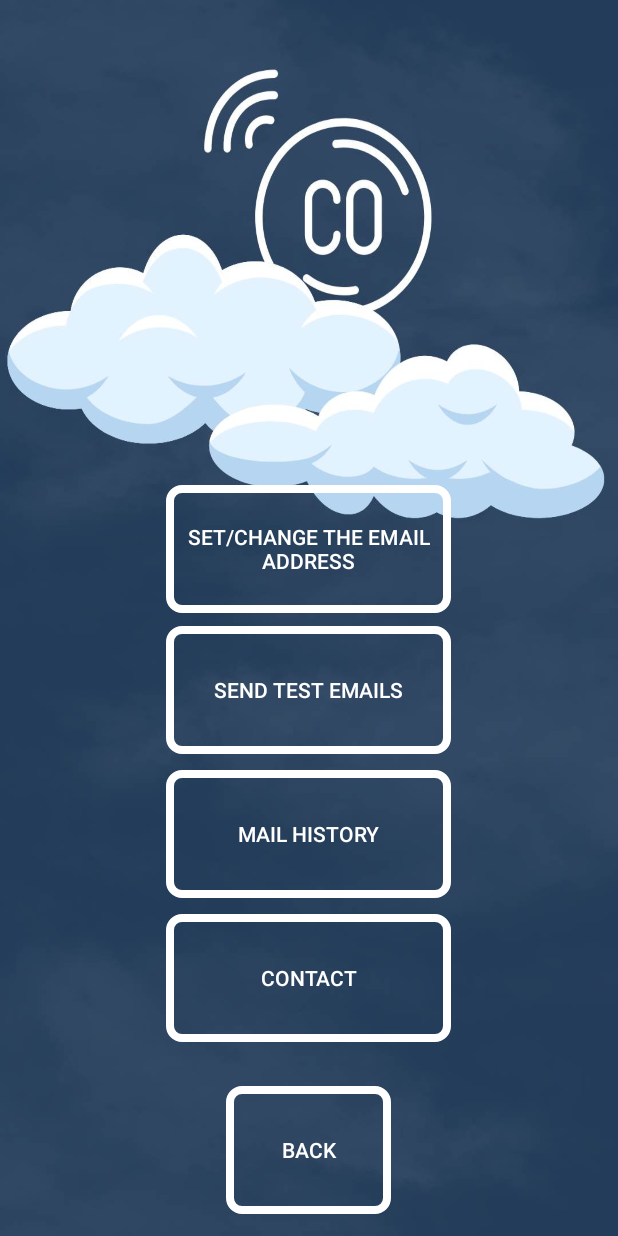
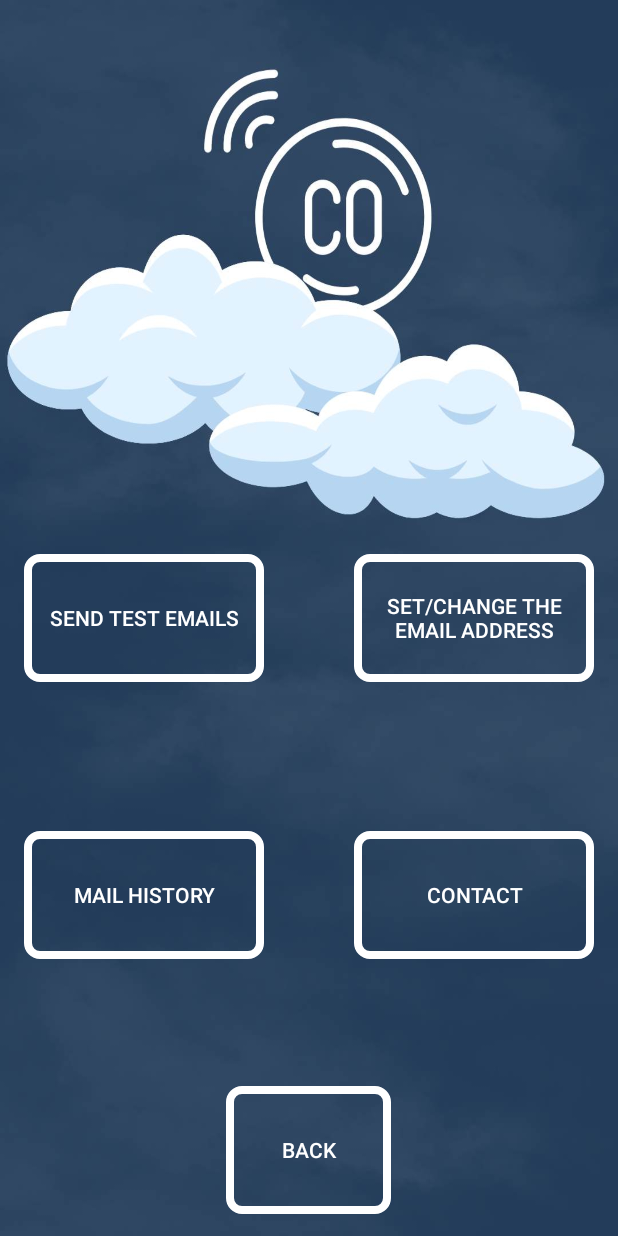
Before and after one commit to borapaul/AndroidApp, an Android app: the Settings screen opened directly, with no data from a screen before it, on a phone screen of 412 x 824 dp. Run offline under Robolectric (Android 15) with nearby library versions, the phone set to English and light mode, and no system bars; network calls fail.

Commit message:
Adjusting UI

```diff
--- a/app/src/main/java/com/example/borapaulco2mobileapp/SenzorValueActivity.java
+++ b/app/src/main/java/com/example/borapaulco2mobileapp/SenzorValueActivity.java
@@ -245,6 +245,7 @@ public class SenzorValueActivity extends AppCompatActivity {
             intent.putExtra(String.valueOf(i), dataTableDetailsList.get(i));
         }
         startActivity(intent);
+        finish();
     }
 
     private void getRequest(String url) {
--- a/app/src/main/java/com/example/borapaulco2mobileapp/Settings.java
+++ b/app/src/main/java/com/example/borapaulco2mobileapp/Settings.java
@@ -36,7 +36,7 @@ public class Settings extends AppCompatActivity {
 
         mSendTestEmailsButton = findViewById(R.id.sendEmailTest);
         mSetMailsDetails = findViewById(R.id.addNewAddress);
-        mSetThreshold = findViewById(R.id.setThresholdButton);
+        mSetThreshold = findViewById(R.id.mailHistory);
         mContactButton = findViewById(R.id.contactButton);
 
         Intent intent = getIntent();
--- a/app/src/main/res/layout/activity_settings.xml
+++ b/app/src/main/res/layout/activity_settings.xml
@@ -25,65 +25,59 @@
     <Button
         android:id="@+id/addNewAddress"
         style="@style/Widget.AppCompat.Button.Colored"
-        android:layout_width="190dp"
+        android:layout_width="160dp"
         android:layout_height="85dp"
         android:background="@drawable/button_drawable"
         android:text="@string/changeEmailAddress"
-        android:layout_marginTop="10dp"
         android:textColor="@color/white"
-        app:layout_constraintBottom_toTopOf="@+id/sendEmailTest"
+        app:layout_constraintBottom_toBottomOf="parent"
         app:layout_constraintEnd_toEndOf="parent"
-        app:layout_constraintHorizontal_bias="0.497"
+        app:layout_constraintHorizontal_bias="0.936"
         app:layout_constraintStart_toStartOf="parent"
-        app:layout_constraintTop_toTopOf="parent"
-        app:layout_constraintVertical_bias="0.974" />
+        app:layout_constraintTop_toTopOf="parent" />
 
     <Button
-        android:id="@+id/setThresholdButton"
+        android:id="@+id/mailHistory"
         style="@style/Widget.AppCompat.Button.Colored"
-        android:layout_width="190dp"
+        android:layout_width="160dp"
         android:layout_height="85dp"
         android:background="@drawable/button_drawable"
         android:text="@string/history"
-        android:layout_marginTop="10dp"
         android:textColor="@color/white"
-        app:layout_constraintBottom_toTopOf="@+id/contactButton"
+        app:layout_constraintBottom_toBottomOf="parent"
         app:layout_constraintEnd_toEndOf="parent"
-        app:layout_constraintHorizontal_bias="0.497"
+        app:layout_constraintHorizontal_bias="0.063"
         app:layout_constraintStart_toStartOf="parent"
-        app:layout_constraintTop_toTopOf="parent"
-        app:layout_constraintVertical_bias="0.979" />
+        app:layout_constraintTop_toBottomOf="@+id/sendEmailTest"
+        app:layout_constraintVertical_bias="0.349" />
 
     <Button
         android:id="@+id/contactButton"
         style="@style/Widget.AppCompat.Button.Colored"
-        android:layout_width="190dp"
+        android:layout_width="160dp"
         android:layout_height="85dp"
-        android:layout_marginBottom="25dp"
         android:background="@drawable/button_drawable"
         android:text="@string/contact"
         android:textColor="@color/white"
-        app:layout_constraintBottom_toTopOf="@+id/backButton"
+        app:layout_constraintBottom_toBottomOf="parent"
         app:layout_constraintEnd_toEndOf="parent"
-        app:layout_constraintHorizontal_bias="0.497"
+        app:layout_constraintHorizontal_bias="0.936"
         app:layout_constraintStart_toStartOf="parent"
-        app:layout_constraintTop_toTopOf="parent"
-        app:layout_constraintVertical_bias="0.994" />
+        app:layout_constraintTop_toBottomOf="@+id/addNewAddress"
+        app:layout_constraintVertical_bias="0.349" />
 
     <Button
         android:id="@+id/sendEmailTest"
         style="@style/Widget.AppCompat.Button.Colored"
-        android:layout_width="190dp"
+        android:layout_width="160dp"
         android:layout_height="85dp"
         android:background="@drawable/button_drawable"
         android:text="@string/sendTestEmail"
-        android:layout_marginTop="10dp"
         android:textColor="@color/white"
-        app:layout_constraintBottom_toTopOf="@+id/setThresholdButton"
+        app:layout_constraintBottom_toBottomOf="parent"
         app:layout_constraintEnd_toEndOf="parent"
-        app:layout_constraintHorizontal_bias="0.497"
+        app:layout_constraintHorizontal_bias="0.063"
         app:layout_constraintStart_toStartOf="parent"
-        app:layout_constraintTop_toTopOf="parent"
-        app:layout_constraintVertical_bias="0.975" />
+        app:layout_constraintTop_toTopOf="parent" />
 
 </androidx.constraintlayout.widget.ConstraintLayout>
```
